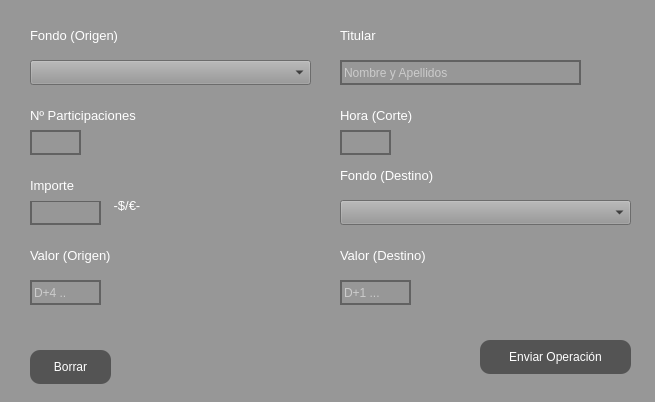
Old version of the form src/GUI/TraspasosView.ui in the repository jesusramondovale/IngenicaSTS.
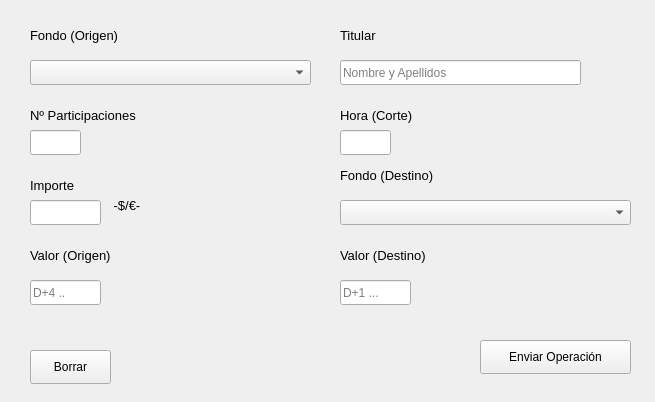
New version of the form. Icons and pictures are not drawn.

Commit message:
Añadido: Consultas View*
*Por añadir: rellenado de tabla

What changed in the file:
```diff
--- a/src/GUI/TraspasosView.ui
+++ b/src/GUI/TraspasosView.ui
@@ -18,53 +18,7 @@
     <normaloff>../../dist/launcher/src/feather/mainLogo.ico</normaloff>../../dist/launcher/src/feather/mainLogo.ico</iconset>
   </property>
   <property name="styleSheet">
-   <string notr="true">* {
-	 background-color: rgb(151, 151, 151)
-}
-
-QLabel {
-	color: rgb(255, 255, 255);
-	
-	font: 75 10pt &quot;Yu Gothic UI&quot;;
-
-}
-
-QLineEdit {
-	border:  2px solid rgb(98, 98, 98);
-	border-radius: 15px;
-	color: rgb(255, 255, 255);
-	background-color: rgb(151, 151, 151)
-}
-QLineEdit:hover{
-	border: 2px solid rgb(48,50,62);
-}
-
-QLineEdit:focus {
-
-	border : 2px solid rgb(48,50,62)
-
-}
-
-
-QPushButton {
-
-	border-radius: 10px;
-	background-color: rgb(84, 84, 84);
-	color:rgb(255, 255, 255)
-
-}
-
-QPushButton:hover {
-	 background-color: rgb(0, 85,124);
-     color: rgb(255, 255, 255)
-}
-
-QPushButton:checked {
-                                    background-color: rgb(0, 85,124);
-                                    color: rgb(255, 255, 255)
-                                }
-
-</string>
+   <string notr="true"/>
   </property>
   <widget class="QWidget" name="centralwidget">
    <widget class="QLabel" name="labelOrigen_7">
@@ -80,7 +34,7 @@
      <font>
       <family>Yu Gothic UI</family>
       <pointsize>10</pointsize>
-      <weight>9</weight>
+      <weight>50</weight>
       <italic>false</italic>
       <bold>false</bold>
      </font>
@@ -115,7 +69,7 @@
      <font>
       <family>Yu Gothic UI</family>
       <pointsize>10</pointsize>
-      <weight>9</weight>
+      <weight>50</weight>
       <italic>false</italic>
       <bold>false</bold>
      </font>
@@ -137,7 +91,7 @@
      <font>
       <family>Yu Gothic UI</family>
       <pointsize>10</pointsize>
-      <weight>9</weight>
+      <weight>50</weight>
       <italic>false</italic>
       <bold>false</bold>
      </font>
@@ -159,7 +113,7 @@
      <font>
       <family>Yu Gothic UI</family>
       <pointsize>10</pointsize>
-      <weight>9</weight>
+      <weight>50</weight>
       <italic>false</italic>
       <bold>false</bold>
      </font>
@@ -204,7 +158,7 @@
      <font>
       <family>Yu Gothic UI</family>
       <pointsize>10</pointsize>
-      <weight>9</weight>
+      <weight>50</weight>
       <italic>false</italic>
       <bold>false</bold>
      </font>
@@ -226,7 +180,7 @@
      <font>
       <family>Yu Gothic UI</family>
       <pointsize>10</pointsize>
-      <weight>9</weight>
+      <weight>50</weight>
       <italic>false</italic>
       <bold>false</bold>
      </font>
@@ -297,7 +251,7 @@
      <font>
       <family>Yu Gothic UI</family>
       <pointsize>10</pointsize>
-      <weight>9</weight>
+      <weight>50</weight>
       <italic>false</italic>
       <bold>false</bold>
      </font>
@@ -319,7 +273,7 @@
      <font>
       <family>Yu Gothic UI</family>
       <pointsize>10</pointsize>
-      <weight>9</weight>
+      <weight>50</weight>
       <italic>false</italic>
       <bold>false</bold>
      </font>
@@ -354,7 +308,7 @@
      <font>
       <family>Yu Gothic UI</family>
       <pointsize>10</pointsize>
-      <weight>9</weight>
+      <weight>50</weight>
       <italic>false</italic>
       <bold>false</bold>
      </font>
```
The commit also changes 10 other files.
